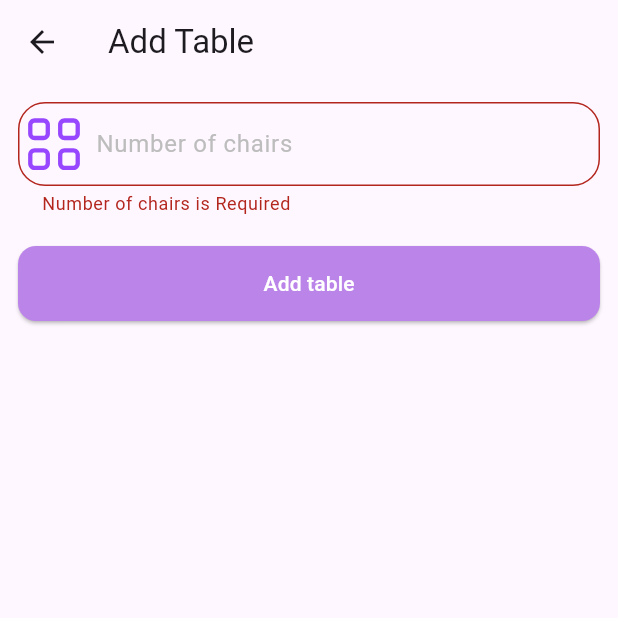
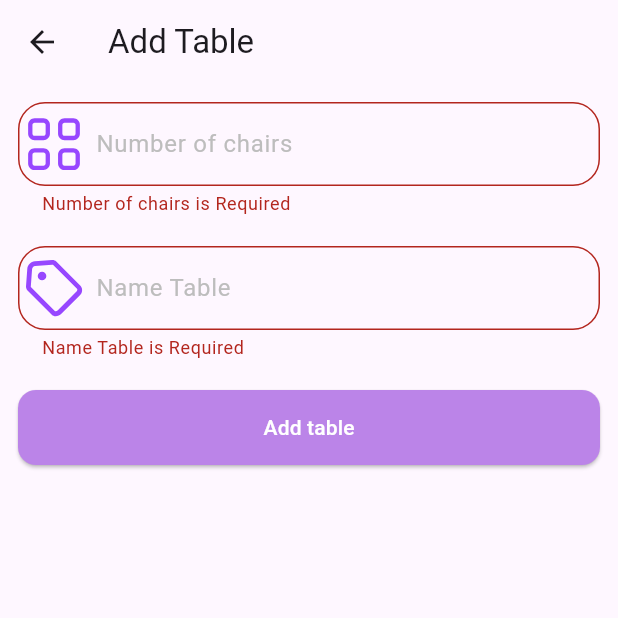
Before and after one commit to bahaaeshnena/resturant_dashboard, a Flutter app: the AddTableView screen opened directly, after a tap on "Add table", on a phone screen of 412 x 824 dp, the top half of it. Run offline on Flutter 3.47's test engine with Material 3 defaults, Android fonts, the phone set to English and light mode, and no system bars; our stand-ins replace cloud_firestore, firebase_auth, firebase_core, flutter_svg, google_sign_in, shared_preferences; accounts and stored records are empty.

Commit message:
delete_table and fetch tables

```diff
--- a/lib/src/features/home/models/tabel_model.dart
+++ b/lib/src/features/home/models/tabel_model.dart
@@ -1,45 +1,53 @@
 import 'dart:convert';
 
-class TabelModel {
+class TableModel {
   final String? id;
-  final String? condition;
+  final String name;
+  final String? status;
   final String numberOfChairs;
 
-  TabelModel({
+  TableModel({
     this.id,
-    this.condition = "Available",
+    this.status = "Available",
+    required this.name,
     required this.numberOfChairs,
   });
 
   Map<String, dynamic> toMap() {
     return <String, dynamic>{
       'id': id,
-      'condition': condition,
+      'name': name,
+      'condition': status,
       'numberOfChairs': numberOfChairs,
     };
   }
 
-  factory TabelModel.fromMap(Map<String, dynamic> map) {
-    return TabelModel(
+  factory TableModel.fromMap(Map<String, dynamic> map) {
+    return TableModel(
       id: map['id'] as String,
-      condition: map['condition'] as String,
+      name: map['name'] as String,
+      status: map['condition'] as String,
       numberOfChairs: map['numberOfChairs'] as String,
     );
   }
 
   String toJson() => json.encode(toMap());
 
-  factory TabelModel.fromJson(String source) =>
-      TabelModel.fromMap(json.decode(source) as Map<String, dynamic>);
+  factory TableModel.fromJson(String source) =>
+      TableModel.fromMap(json.decode(source) as Map<String, dynamic>);
 
-  TabelModel copyWith({
+  TableModel copyWith({
     String? id,
+    String? name,
     String? condition,
     String? numberOfChairs,
+    required String status,
   }) {
-    return TabelModel(
+    return TableModel(
       id: id ?? this.id,
-      condition: condition ?? this.condition,
+      name: name ?? this.name,
+      // ignore: unnecessary_this
+      status: condition ?? this.status,
       numberOfChairs: numberOfChairs ?? this.numberOfChairs,
     );
   }
--- a/lib/src/features/home/presentation/views/drawer/custom_drawer.dart
+++ b/lib/src/features/home/presentation/views/drawer/custom_drawer.dart
@@ -1,6 +1,7 @@
 import 'package:flutter/material.dart';
 import 'package:provider/provider.dart';
 import 'package:task/src/features/home/presentation/views/drawer/add_table_view.dart';
+import 'package:task/src/features/home/presentation/views/drawer/reservation_system_view.dart';
 import 'package:task/src/features/home/presentation/views/drawer/widgets/list_tile_item.dart';
 import 'package:task/src/features/auth/view_models/auth_view_model.dart';
 
@@ -44,7 +45,10 @@ class CustomDrawer extends StatelessWidget {
               title: 'Reservation system',
               subTitle: 'To reserve tables and seats',
               icon: "assets/images/category-2.svg",
-              onTap: () {},
+              onTap: () {
+                Navigator.of(context).push(MaterialPageRoute(
+                    builder: (context) => const ReservationSystemView()));
+              },
             ),
             const SizedBox(height: 10),
             ListTileItem(
--- a/lib/src/features/home/presentation/views/drawer/widgets/body_add_table_view.dart
+++ b/lib/src/features/home/presentation/views/drawer/widgets/body_add_table_view.dart
@@ -30,6 +30,14 @@ class BodyAddTableView extends StatelessWidget {
                         hint: 'Number of chairs',
                       ),
                       const SizedBox(height: 20),
+                      CustomTextField(
+                        controller: tableViewModel.nameController,
+                        validator: (value) =>
+                            Validator.volidateEmptyText("Name Table", value),
+                        icon: 'assets/images/name.svg',
+                        hint: 'Name Table',
+                      ),
+                      const SizedBox(height: 20),
                       CustomElevatedButton(
                         text: tableViewModel.isLoading
                             ? 'Adding...'
@@ -37,27 +45,7 @@ class BodyAddTableView extends StatelessWidget {
                         onPressed: tableViewModel.isLoading
                             ? null
                             : () async {
-                                await tableViewModel.addTable();
-
-                                if (tableViewModel.successMessage != null) {
-                                  // ignore: use_build_context_synchronously
-                                  ScaffoldMessenger.of(context).showSnackBar(
-                                    SnackBar(
-                                      content:
-                                          Text(tableViewModel.successMessage!),
-                                    ),
-                                  );
-                                } else if (tableViewModel.errorMessage !=
-                                    null) {
-                                  // ignore: use_build_context_synchronously
-                                  ScaffoldMessenger.of(context).showSnackBar(
-                                    SnackBar(
-                                      content:
-                                          Text(tableViewModel.errorMessage!),
-                                      backgroundColor: Colors.red,
-                                    ),
-                                  );
-                                }
+                                await tableViewModel.addTable(context);
                               },
                       ),
                     ],
--- a/lib/src/features/home/view_models/tabel_view_model.dart
+++ b/lib/src/features/home/view_models/tabel_view_model.dart
@@ -7,8 +7,9 @@ class TableViewModel extends ChangeNotifier {
   TableViewModel({required TableRepo tableRepo}) : _tableRepo = tableRepo;
 
   final TableRepo _tableRepo;
-  List<TabelModel> _tables = [];
-  List<TabelModel> get tables => _tables;
+  // ignore: prefer_final_fields
+  List<TableModel> _tables = [];
+  List<TableModel> get tables => _tables;
 
   bool _isLoading = false;
   bool get isLoading => _isLoading;
@@ -22,29 +23,40 @@ class TableViewModel extends ChangeNotifier {
   GlobalKey<FormState> addTabelFormKey = GlobalKey<FormState>();
   final TextEditingController numberOfChairsController =
       TextEditingController();
+  final TextEditingController nameController = TextEditingController();
 
-  Future<void> fetchTables() async {
-    _setLoading(true);
-    try {
-      _tables = await _tableRepo.getTables();
-      _errorMessage = null;
-    } catch (e) {
-      _errorMessage = 'Failed to fetch tables';
-    } finally {
-      _setLoading(false);
-    }
-  }
+  Stream<List<TableModel>> get tablesStream => _tableRepo.streamTables();
 
-  Future<void> addTable() async {
+  Future<void> addTable(BuildContext context) async {
     if (!addTabelFormKey.currentState!.validate()) {
       return;
     }
 
     _setLoading(true);
     try {
+      var querySnapshot = await _tableRepo.getTablesByName(nameController.text);
+
+      if (querySnapshot.docs.isNotEmpty) {
+        _errorMessage = 'Table name is already in use';
+        _successMessage = null;
+
+        // ignore: use_build_context_synchronously
+        ScaffoldMessenger.of(context).showSnackBar(
+          SnackBar(
+            content: Text(_errorMessage!),
+            backgroundColor: Colors.red,
+          ),
+        );
+
+        notifyListeners();
+        _setLoading(false);
+        return;
+      }
+
       String id = const Uuid().v4();
-      TabelModel newTable = TabelModel(
+      TableModel newTable = TableModel(
         id: id,
+        name: nameController.text,
         numberOfChairs: numberOfChairsController.text,
       );
 
@@ -53,11 +65,38 @@ class TableViewModel extends ChangeNotifier {
       _errorMessage = null;
       _successMessage = 'Table added successfully';
       numberOfChairsController.clear();
+      nameController.clear();
+
+      // ignore: use_build_context_synchronously
+      ScaffoldMessenger.of(context).showSnackBar(
+        SnackBar(
+          content: Text(_successMessage!),
+        ),
+      );
     } catch (e) {
       _errorMessage = 'Failed to add table';
       _successMessage = null;
+
+      // ignore: use_build_context_synchronously
+      ScaffoldMessenger.of(context).showSnackBar(
+        SnackBar(
+          content: Text(_errorMessage!),
+          backgroundColor: Colors.red,
+        ),
+      );
     } finally {
       _setLoading(false);
+      notifyListeners();
+    }
+  }
+
+  Future<void> deleteTable(String id) async {
+    try {
+      await _tableRepo.deleteTable(id);
+      _tables.removeWhere((table) => table.id == id);
+      notifyListeners();
+    } catch (e) {
+      _errorMessage = 'Failed to delete table';
       notifyListeners();
     }
   }
```
Also changed, not shown: lib/src/core/data/repositories/tabeles/tabel_repo.dart (+42 -19 lines), lib/src/core/utils/helpers/helper_function.dart (+55 -17 lines), lib/src/features/auth/view_models/auth_view_model.dart (+6 -6 lines), lib/src/features/home/presentation/views/drawer/reservation_system_view.dart (added, +16 -0 lines), lib/src/features/home/presentation/views/drawer/widgets/body_reservation_system_view.dart (added, +86 -0 lines), lib/src/features/home/presentation/views/drawer/widgets/list_tile_table_item.dart (added, +86 -0 lines), assets/images/name.svg (added), assets/images/number.svg.
